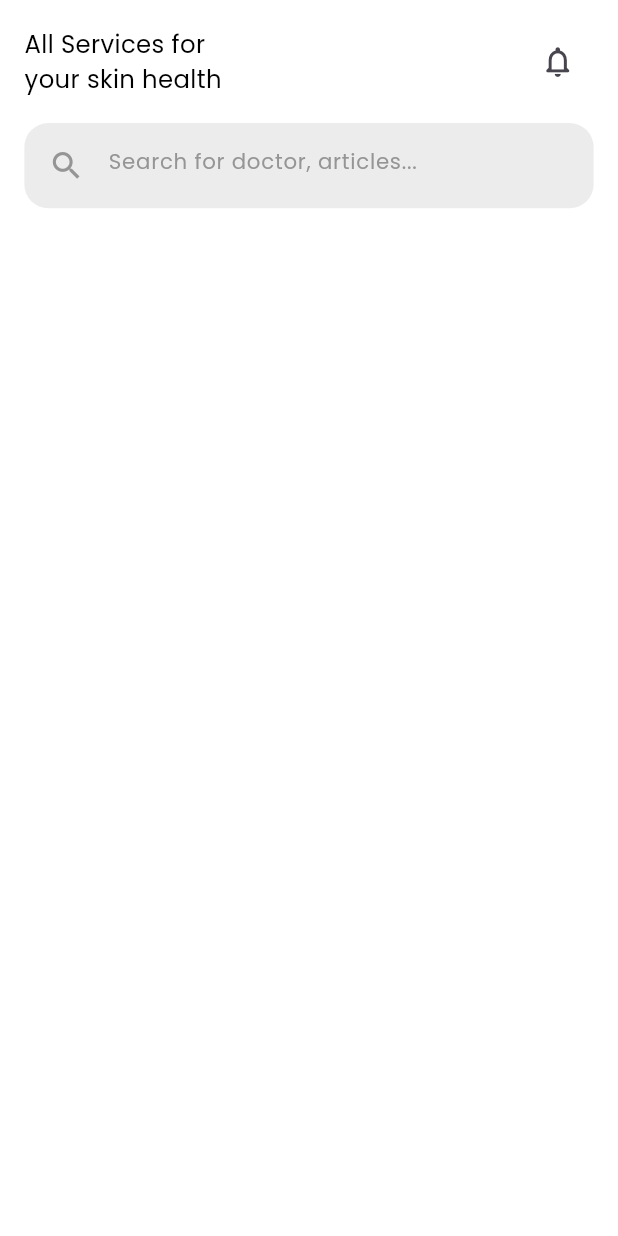
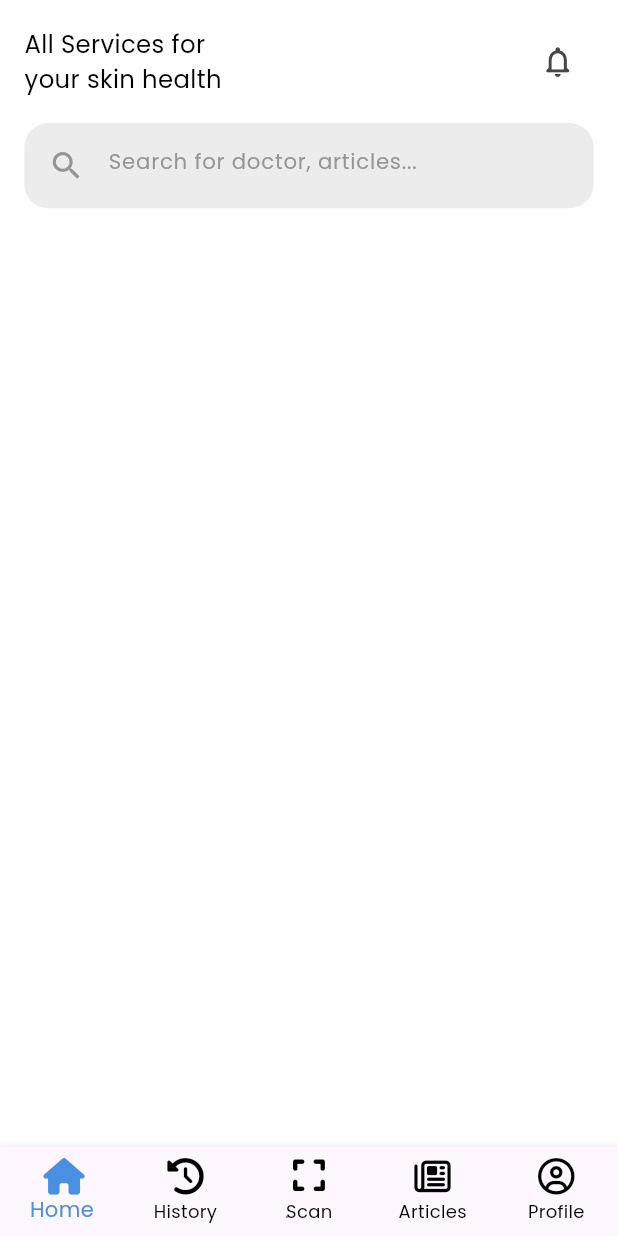
Before and after one commit to ehab968/skin_safe_app, a Flutter app: the HomeView screen opened by its route, on a phone screen of 412 x 824 dp. Run offline on Flutter 3.47's test engine with Material 3 defaults, Android fonts, the phone set to English and light mode, and no system bars; our stand-ins replace dropdown_button2, flutter_bloc, flutter_form_builder, flutter_screenutil, flutter_svg, font_awesome_flutter and 2 more; project files that could hold a hidden picture were left out.

Commit message:
finish app bottom navigation in home view

```diff
--- a/lib/core/routing/app_router.dart
+++ b/lib/core/routing/app_router.dart
@@ -1,8 +1,8 @@
 import 'package:flutter/material.dart';
 import 'package:flutter_bloc/flutter_bloc.dart';
 import 'package:skin_care_app/core/routing/routes.dart';
-import 'package:skin_care_app/features/Home/home_view.dart';
 import 'package:skin_care_app/features/authentication/login/ui/login_view.dart';
+import 'package:skin_care_app/features/home/ui/home_view.dart';
 import 'package:skin_care_app/features/on_boarding/ui/on_boarding_view.dart';
 import 'package:skin_care_app/features/on_boarding/ui/second_on_boarding_view.dart';
 import 'package:skin_care_app/features/on_boarding/ui/third_on_boarding_view.dart';
--- /dev/null
+++ b/lib/core/widgets/app_bottom_navigation_bar.dart
@@ -0,0 +1,50 @@
+import 'package:flutter/material.dart';
+import 'package:flutter_screenutil/flutter_screenutil.dart';
+import 'package:font_awesome_flutter/font_awesome_flutter.dart';
+import 'package:skin_care_app/core/theme/colors.dart';
+
+class AppBottomNavigationBar extends StatelessWidget {
+  const AppBottomNavigationBar({
+    super.key,
+    required this.currentIndex,
+    required this.onTap,
+  });
+
+  final int currentIndex;
+  final Function(int) onTap;
+
+  @override
+  Widget build(BuildContext context) {
+    return BottomNavigationBar(
+      currentIndex: currentIndex,
+      onTap: onTap,
+      type: BottomNavigationBarType.fixed,
+      selectedItemColor: ColorManager.primaryBlue,
+      unselectedItemColor: ColorManager.black,
+      iconSize: 24.r,
+
+      items: const [
+        BottomNavigationBarItem(
+          icon: Icon(FontAwesomeIcons.house),
+          label: 'Home',
+        ),
+        BottomNavigationBarItem(
+          icon: Icon(FontAwesomeIcons.clockRotateLeft),
+          label: 'History',
+        ),
+        BottomNavigationBarItem(
+          icon: Icon(FontAwesomeIcons.expand),
+          label: 'ٍScan',
+        ),
+        BottomNavigationBarItem(
+          icon: Icon(FontAwesomeIcons.newspaper),
+          label: 'Articles',
+        ),
+        BottomNavigationBarItem(
+          icon: Icon(FontAwesomeIcons.circleUser),
+          label: 'Profile',
+        ),
+      ],
+    );
+  }
+}
--- a/lib/features/Home/home_view.dart
+++ /dev/null
@@ -1,62 +0,0 @@
-import 'package:flutter/material.dart';
-import 'package:flutter_screenutil/flutter_screenutil.dart';
-import 'package:skin_care_app/core/helper/spacing.dart';
-import 'package:skin_care_app/core/theme/colors.dart';
-import 'package:skin_care_app/core/theme/styles.dart';
-
-class HomeView extends StatelessWidget {
-  const HomeView({super.key});
-
-  @override
-  Widget build(BuildContext context) {
-    return Scaffold(
-      backgroundColor: ColorManager.white,
-      body: SafeArea(
-        child: Padding(
-          padding:  EdgeInsets.symmetric(horizontal: 16.h, vertical: 16.w),
-          child: Column(
-            crossAxisAlignment: CrossAxisAlignment.start,
-            children: [
-              Row(
-                mainAxisAlignment: MainAxisAlignment.spaceBetween,
-                children: [
-                  Text(
-                    "All Services for\nyour skin health",
-                    style: Styles.font16Black500Weight,
-                  ),
-                  IconButton(onPressed: (){}, icon:  Icon(
-                        Icons.notifications_none_rounded,
-                        size: 24.sp,
-                        weight: 20.sp,
-                      ),
-                  ),
-                ],
-              ),
-              verticalSpace(height: 16.h),
-              Container(
-                padding: EdgeInsets.symmetric(horizontal: 4.h, vertical: 4.w),
-                decoration: BoxDecoration(
-                  color: ColorManager.lighterGray,
-                  borderRadius: BorderRadius.circular(16),
-                ),
-                child: TextField(
-                  decoration: InputDecoration(
-                    hintText: "Search for doctor, articles...",
-                    hintStyle: Styles.font14LightGray300Weight,
-                    border: InputBorder.none,
-                    prefixIcon: Icon(Icons.search_sharp,size: 24.sp ,weight: 1.sp, color: ColorManager.lightGray,),
-                  ),
-                ),
-              ),
-            ],
-          ),
-
-
-        ),
-
-
-      ),
-
-    );
-  }
-}
--- /dev/null
+++ b/lib/features/home/ui/home_view.dart
@@ -0,0 +1,39 @@
+import 'package:flutter/material.dart';
+import 'package:skin_care_app/core/theme/colors.dart';
+import 'package:skin_care_app/core/widgets/app_bottom_navigation_bar.dart';
+import 'package:skin_care_app/features/authentication/forget_password/ui/forget_password_view.dart';
+import 'package:skin_care_app/features/home/ui/widgets/home_view_body.dart';
+
+class HomeView extends StatefulWidget {
+  const HomeView({super.key});
+
+  @override
+  State<HomeView> createState() => _HomeViewState();
+}
+
+class _HomeViewState extends State<HomeView> {
+  int currentIndex = 0;
+  List<Widget> screens = [
+    const HomeViewBody(),
+    const ForgetPasswordView(),
+    const Center(child: Text("📷 Scan", style: TextStyle(fontSize: 20))),
+    const Center(child: Text("📖 Articles", style: TextStyle(fontSize: 20))),
+    const Center(child: Text("👤 Profile", style: TextStyle(fontSize: 20))),
+  ];
+
+  @override
+  Widget build(BuildContext context) {
+    return Scaffold(
+      backgroundColor: ColorManager.white,
+      bottomNavigationBar: AppBottomNavigationBar(
+        currentIndex: currentIndex,
+        onTap: (index) {
+          setState(() {
+            currentIndex = index;
+          });
+        },
+      ),
+      body: screens[currentIndex],
+    );
+  }
+}
--- /dev/null
+++ b/lib/features/home/ui/widgets/home_view_body.dart
@@ -0,0 +1,63 @@
+import 'package:flutter/material.dart';
+import 'package:flutter_screenutil/flutter_screenutil.dart';
+import 'package:skin_care_app/core/helper/spacing.dart';
+import 'package:skin_care_app/core/theme/colors.dart';
+import 'package:skin_care_app/core/theme/styles.dart';
+
+class HomeViewBody extends StatelessWidget {
+  const HomeViewBody({
+    super.key,
+  });
+
+  @override
+  Widget build(BuildContext context) {
+    return SafeArea(
+      child: Padding(
+        padding: EdgeInsets.symmetric(horizontal: 16.h, vertical: 16.w),
+        child: Column(
+          crossAxisAlignment: CrossAxisAlignment.start,
+          children: [
+            Row(
+              mainAxisAlignment: MainAxisAlignment.spaceBetween,
+              children: [
+                Text(
+                  "All Services for\nyour skin health",
+                  style: Styles.font16Black500Weight,
+                ),
+                IconButton(
+                  onPressed: () {},
+                  icon: Icon(
+                    Icons.notifications_none_rounded,
+                    size: 24.sp,
+                    weight: 20.sp,
+                  ),
+                ),
+              ],
+            ),
+            verticalSpace(height: 16.h),
+            Container(
+              padding: EdgeInsets.symmetric(horizontal: 4.h, vertical: 4.w),
+              decoration: BoxDecoration(
+                color: ColorManager.lighterGray,
+                borderRadius: BorderRadius.circular(16),
+              ),
+              child: TextField(
+                decoration: InputDecoration(
+                  hintText: "Search for doctor, articles...",
+                  hintStyle: Styles.font14LightGray300Weight,
+                  border: InputBorder.none,
+                  prefixIcon: Icon(
+                    Icons.search_sharp,
+                    size: 24.sp,
+                    weight: 1.sp,
+                    color: ColorManager.lightGray,
+                  ),
+                ),
+              ),
+            ),
+          ],
+        ),
+      ),
+    );
+  }
+}
--- a/lib/main.dart
+++ b/lib/main.dart
@@ -4,21 +4,5 @@ import 'package:skin_care_app/skin_safe_app.dart';
 
 void main() async {
   await ScreenUtil.ensureScreenSize();
-  runApp(
-    const SkinSafeApp(),
-    // DevicePreview(
-    // builder: (context) => SkinSafeApp(),
-    //  enabled: true,
-    //  devices: [
-    //   Devices.android.samsungGalaxyNote20Ultra,
-    //  ],
-    //  )
-    // DevicePreview(
-    // builder: (context) => SkinSafeApp(),
-    //  enabled: true,
-    //  devices: [
-    //   Devices.android.samsungGalaxyNote20Ultra,
-    //  ],
-    //  )
-  );
+  runApp(const SkinSafeApp());
 }
--- a/pubspec.yaml
+++ b/pubspec.yaml
@@ -2,7 +2,7 @@ name: skin_care_app
 description: "A new Flutter project."
 # The following line prevents the package from being accidentally published to
 # pub.dev using `flutter pub publish`. This is preferred for private packages.
-publish_to: 'none' # Remove this line if you wish to publish to pub.dev
+publish_to: "none" # Remove this line if you wish to publish to pub.dev
 
 # The following defines the version and build number for your application.
 # A version number is three numbers separated by dots, like 1.2.43
@@ -40,6 +40,7 @@ dependencies:
   flutter_native_splash: ^2.4.2
   flutter_screenutil: ^5.9.3
   flutter_svg: ^2.0.10+1
+  font_awesome_flutter: ^10.8.0
   freezed: ^2.5.7
   freezed_annotation: ^2.4.4
   get_it: ^8.0.1
@@ -51,8 +52,6 @@ dependencies:
   retrofit: ^4.4.1
   retrofit_generator: ^9.1.3
   shared_preferences: ^2.3.3
-  # device_preview: ^1.2.0
-
 
 dev_dependencies:
   build_runner: ^2.4.13
@@ -70,7 +69,6 @@ dev_dependencies:
 # following page: https://dart.dev/tools/pub/pubspec
 # The following section is specific to Flutter packages.
 flutter:
-
   # The following line ensures that the Material Icons font is
   # included with your application, so that you can use the icons in
   # the material Icons class.
```
Also changed, not shown: pubspec.lock, 4 other files.
